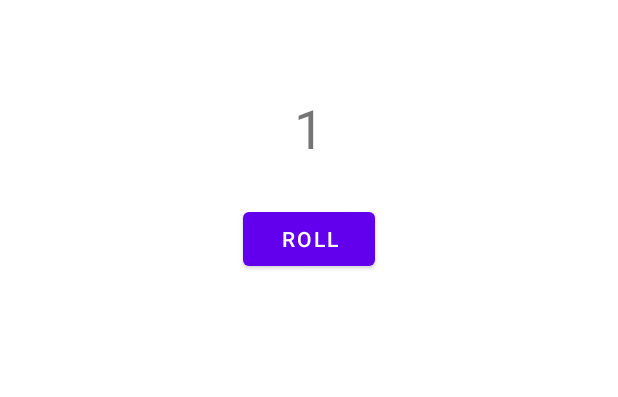
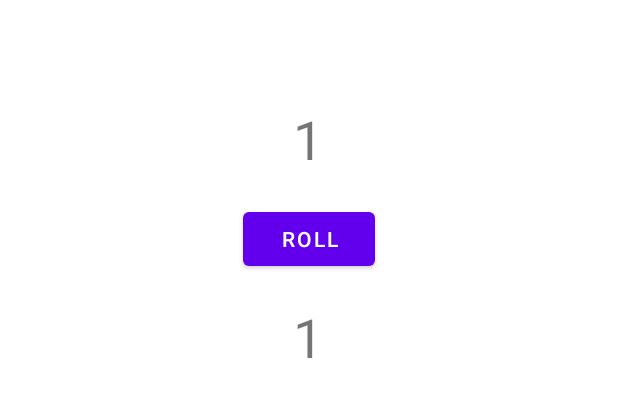
Before and after one commit to Nitin-U/Dice-Roller, an Android app: the layout activity_main.xml on its own in the app's theme, with its tools: preview values and no code run, on a phone screen of 412 x 824 dp. Shown: the part 379-776 px from the top of the screen. Run offline under Robolectric (Android 15) with nearby library versions, the phone set to English and light mode, and no system bars.

```diff
--- a/app/src/main/java/com/example/diceroller/MainActivity.kt
+++ b/app/src/main/java/com/example/diceroller/MainActivity.kt
@@ -35,9 +35,15 @@ class MainActivity : AppCompatActivity() {
         val dice = Dice(6)
         val diceRoll = dice.roll()
 
+        val dice2 = Dice(6)
+        val diceRoll2 = dice2.roll()
+
         // Update the screen with the dice roll
         val resultTextView: TextView = findViewById(R.id.diceNo)
         resultTextView.text = diceRoll.toString()
+
+        val resultTextView2: TextView = findViewById(R.id.diceNoTwo)
+        resultTextView2.text = diceRoll2.toString()
 
         // Display a message with each dice roll
         val toast = Toast.makeText(this, "Dice Rolled!", Toast.LENGTH_SHORT)
--- a/app/src/main/res/layout/activity_main.xml
+++ b/app/src/main/res/layout/activity_main.xml
@@ -7,6 +7,7 @@
     android:layout_height="match_parent"
     tools:context=".MainActivity">
 
+
     <TextView
         android:id="@+id/diceNo"
         android:layout_width="wrap_content"
@@ -14,9 +15,23 @@
         android:textSize="36sp"
         app:layout_constraintBottom_toBottomOf="parent"
         app:layout_constraintEnd_toEndOf="parent"
+        app:layout_constraintHorizontal_bias="0.498"
         app:layout_constraintStart_toStartOf="parent"
         app:layout_constraintTop_toTopOf="parent"
-        app:layout_constraintVertical_bias="0.404"
+        app:layout_constraintVertical_bias="0.414"
+        tools:text="1" />
+
+    <TextView
+        android:id="@+id/diceNoTwo"
+        android:layout_width="wrap_content"
+        android:layout_height="wrap_content"
+        android:textSize="36sp"
+        app:layout_constraintBottom_toBottomOf="parent"
+        app:layout_constraintEnd_toEndOf="parent"
+        app:layout_constraintHorizontal_bias="0.498"
+        app:layout_constraintStart_toStartOf="parent"
+        app:layout_constraintTop_toTopOf="parent"
+        app:layout_constraintVertical_bias="0.584"
         tools:text="1" />
 
     <Button
@@ -29,4 +44,5 @@
         app:layout_constraintStart_toStartOf="parent"
         app:layout_constraintTop_toTopOf="parent" />
 
+
 </androidx.constraintlayout.widget.ConstraintLayout>
```
